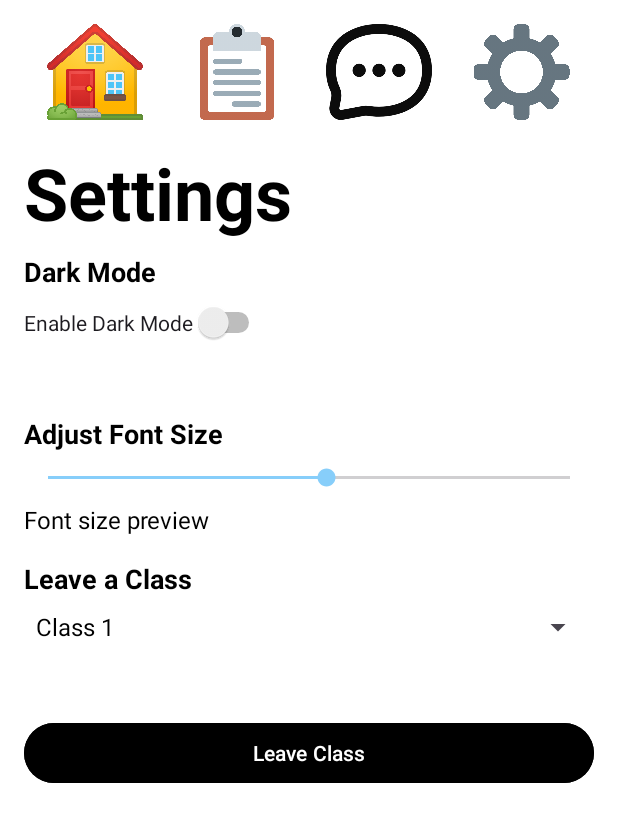
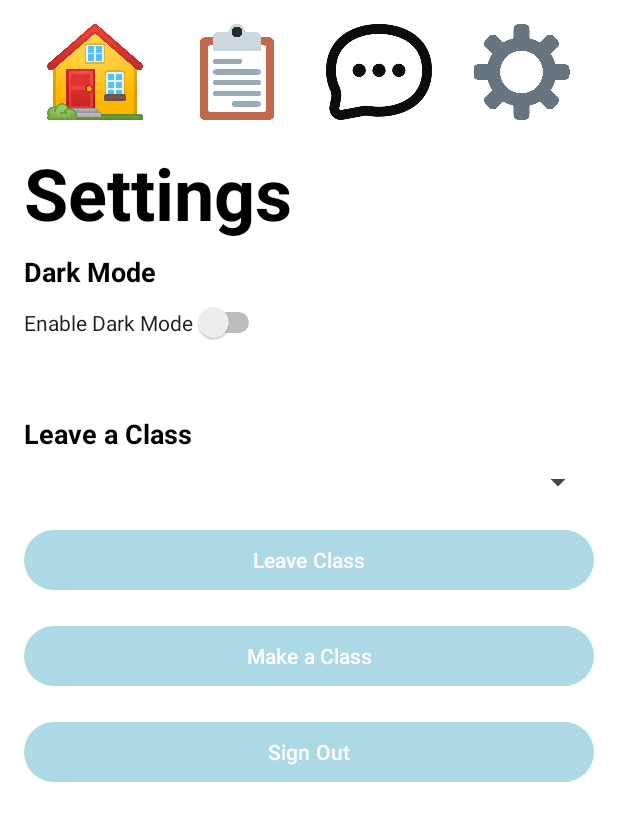
Before and after one commit to sdkier/LectureSphere, an Android app: the SettingsActivity screen opened directly, with no data from a screen before it, on a phone screen of 412 x 824 dp. Shown: the top 822 px of the screen. Run offline under Robolectric (Android 15) with nearby library versions, the phone set to English and light mode, and no system bars.

Commit message:
Added Make Class functionality and now classes load into class list dynamically

```diff
--- a/app/src/main/AndroidManifest.xml
+++ b/app/src/main/AndroidManifest.xml
@@ -26,6 +26,7 @@
         <activity android:name=".LectureChatroomActivity" />
         <activity android:name=".SettingsActivity" />
         <activity android:name=".DiscussionListActivity" />
+        <activity android:name=".MakeClassActivity" />
     </application>
 
 </manifest>
--- a/app/src/main/java/com/example/lecturesphere/SettingsActivity.kt
+++ b/app/src/main/java/com/example/lecturesphere/SettingsActivity.kt
@@ -1,51 +1,43 @@
 package com.example.lecturesphere
 
 import android.content.Intent
+import android.content.SharedPreferences
 import android.os.Bundle
-import android.widget.ArrayAdapter
-import android.widget.Button
-import android.widget.ImageButton
-import android.widget.SeekBar
-import android.widget.Spinner
-import android.widget.Switch
-import android.widget.TextView
+import android.widget.*
 import androidx.appcompat.app.AppCompatActivity
 import androidx.appcompat.app.AppCompatDelegate
 
 class SettingsActivity : AppCompatActivity() {
 
+    private lateinit var sharedPreferences: SharedPreferences
+    private lateinit var spinnerClasses: Spinner
+    private lateinit var adapter: ArrayAdapter<String>
+
     override fun onCreate(savedInstanceState: Bundle?) {
         super.onCreate(savedInstanceState)
         setContentView(R.layout.activity_settings)
 
-        // Top Navigation Bar Buttons
+        sharedPreferences = getSharedPreferences("classes_prefs", MODE_PRIVATE)
 
-        // Home Switcher
         val btnHome = findViewById<ImageButton>(R.id.btn_home)
         btnHome.setOnClickListener {
-            // Navigate back to MainActivity (Home screen)
             val intent = Intent(this, HomePageActivity::class.java)
             startActivity(intent)
-            finish() // Optional: Close this activity to avoid stacking
+            finish()
         }
 
-        // Class Switcher
         val classButton: ImageButton = findViewById(R.id.btn_classes)
         classButton.setOnClickListener {
             val intent = Intent(this, ClassesActivity::class.java)
             startActivity(intent)
         }
 
-        // Chat Switcher
         val btnChat = findViewById<ImageButton>(R.id.btn_chat)
-        // Set up the listener for Chat button
         btnChat.setOnClickListener {
-            // Navigate to the Lecture Chatroom Activity
             val intent = Intent(this, LectureChatroomActivity::class.java)
             startActivity(intent)
         }
 
-        // Dark Mode Switch
         val switchDarkMode = findViewById<Switch>(R.id.switch_dark_mode)
         switchDarkMode.setOnCheckedChangeListener { _, isChecked ->
             if (isChecked) {
@@ -55,38 +47,54 @@ class SettingsActivity : AppCompatActivity() {
             }
         }
 
-        // Font Size Adjustment
-        val seekBarFontSize = findViewById<SeekBar>(R.id.seekbar_font_size)
-        val textFontSizePreview = findViewById<TextView>(R.id.text_font_size_preview)
-        seekBarFontSize.setOnSeekBarChangeListener(object : SeekBar.OnSeekBarChangeListener {
-            override fun onProgressChanged(seekBar: SeekBar?, progress: Int, fromUser: Boolean) {
-                val fontSize = progress.toFloat()
-                textFontSizePreview.textSize = fontSize
-            }
+        spinnerClasses = findViewById(R.id.spinner_classes)
 
-            override fun onStartTrackingTouch(seekBar: SeekBar?) {}
-            override fun onStopTrackingTouch(seekBar: SeekBar?) {}
-        })
+        // Load classes from SharedPreferences into the spinner
+        loadClassesIntoSpinner()
 
-        // Populate Classes Spinner
-        val spinnerClasses = findViewById<Spinner>(R.id.spinner_classes)
-        val classes = listOf("Class 1", "Class 2", "Class 3", "Class 4", "Class 5", "Class 6", "Class 7", "Class 8")
-        val adapter = ArrayAdapter(this, android.R.layout.simple_spinner_item, classes)
-        adapter.setDropDownViewResource(android.R.layout.simple_spinner_dropdown_item)
-        spinnerClasses.adapter = adapter
-
-        // Leave Class Button
         val btnLeaveClass = findViewById<Button>(R.id.btn_leave_class)
         btnLeaveClass.setOnClickListener {
-            val selectedClass = spinnerClasses.selectedItem.toString()
-            // Perform logic to leave the selected class
-            // For now, show a simple toast
-            showToast("Left $selectedClass")
+            val selectedClass = spinnerClasses.selectedItem?.toString()
+            if (!selectedClass.isNullOrEmpty()) {
+                removeClass(selectedClass)
+                showToast("$selectedClass removed")
+            } else {
+                showToast("No class selected")
+            }
+        }
+
+        val btnMakeClass = findViewById<Button>(R.id.btn_make_class)
+        btnMakeClass.setOnClickListener {
+            val intent = Intent(this, MakeClassActivity::class.java)
+            startActivity(intent)
+        }
+
+        val btnSignOut = findViewById<Button>(R.id.btn_sign_out)
+        btnSignOut.setOnClickListener {
+            showToast("Signed out successfully")
+            val intent = Intent(this, MainActivity::class.java)
+            intent.flags = Intent.FLAG_ACTIVITY_NEW_TASK or Intent.FLAG_ACTIVITY_CLEAR_TASK
+            startActivity(intent)
         }
     }
 
-    // Helper function to show toast messages
+    private fun loadClassesIntoSpinner() {
+        val classes = sharedPreferences.getStringSet("classes", setOf())?.toMutableList() ?: mutableListOf()
+        adapter = ArrayAdapter(this, android.R.layout.simple_spinner_item, classes)
+        adapter.setDropDownViewResource(android.R.layout.simple_spinner_dropdown_item)
+        spinnerClasses.adapter = adapter
+    }
+
+    private fun removeClass(className: String) {
+        val classes = sharedPreferences.getStringSet("classes", mutableSetOf())?.toMutableSet()
+        if (classes?.remove(className) == true) {
+            sharedPreferences.edit().putStringSet("classes", classes).apply()
+            adapter.remove(className)
+            adapter.notifyDataSetChanged()
+        }
+    }
+
     private fun showToast(message: String) {
-        android.widget.Toast.makeText(this, message, android.widget.Toast.LENGTH_SHORT).show()
+        Toast.makeText(this, message, Toast.LENGTH_SHORT).show()
     }
 }
--- a/app/src/main/res/layout/activity_settings.xml
+++ b/app/src/main/res/layout/activity_settings.xml
@@ -1,5 +1,4 @@
 <?xml version="1.0" encoding="utf-8"?>
-
 <ScrollView
     xmlns:android="http://schemas.android.com/apk/res/android"
     android:layout_width="match_parent"
@@ -10,6 +9,7 @@
         android:layout_width="match_parent"
         android:layout_height="wrap_content"
         android:orientation="vertical">
+
         <!-- Top Navigation Bar -->
         <LinearLayout
             android:layout_width="match_parent"
@@ -63,8 +63,6 @@
                 android:contentDescription="Settings" />
         </LinearLayout>
 
-
-
         <TextView
             android:layout_width="match_parent"
             android:layout_height="wrap_content"
@@ -89,31 +87,6 @@
             android:text="Enable Dark Mode"
             android:layout_marginBottom="48dp" />
 
-        <!-- Font Size Adjustment -->
-        <TextView
-            android:layout_width="match_parent"
-            android:layout_height="wrap_content"
-            android:text="Adjust Font Size"
-            android:textSize="18sp"
-            android:textStyle="bold"
-            android:layout_marginBottom="8dp" />
-
-        <SeekBar
-            android:id="@+id/seekbar_font_size"
-            android:layout_width="match_parent"
-            android:layout_height="wrap_content"
-            android:max="30"
-            android:progress="16" />
-
-        <TextView
-            android:id="@+id/text_font_size_preview"
-            android:layout_width="match_parent"
-            android:layout_height="wrap_content"
-            android:text="Font size preview"
-            android:textSize="16sp"
-            android:layout_marginTop="8dp"
-            android:layout_marginBottom="16dp" />
-
         <!-- Leave Class -->
         <TextView
             android:layout_width="match_parent"
@@ -127,15 +100,30 @@
             android:id="@+id/spinner_classes"
             android:layout_width="match_parent"
             android:layout_height="wrap_content"
-            android:layout_marginBottom="48dp" />
+            android:layout_marginBottom="16dp" />
 
         <Button
             android:id="@+id/btn_leave_class"
             android:layout_width="match_parent"
             android:layout_height="wrap_content"
             android:text="Leave Class"
-            android:backgroundTint="@color/black"
+            android:textColor="@android:color/white"
+            android:layout_marginBottom="16dp" />
+
+        <!-- Make Class -->
+        <Button
+            android:id="@+id/btn_make_class"
+            android:layout_width="match_parent"
+            android:layout_height="wrap_content"
+            android:text="Make a Class"
+            android:textColor="@android:color/white"
+            android:layout_marginBottom="16dp" />
+        <!-- Sign Out -->
+        <Button
+            android:id="@+id/btn_sign_out"
+            android:layout_width="match_parent"
+            android:layout_height="wrap_content"
+            android:text="Sign Out"
             android:textColor="@android:color/white" />
-
     </LinearLayout>
 </ScrollView>
```
Also changed, not shown: app/src/main/java/com/example/lecturesphere/ClassesActivity.kt (+42 -23 lines), app/src/main/java/com/example/lecturesphere/MakeClassActivity.kt (added, +37 -0 lines), app/src/main/res/layout/activity_home_page.xml (+15 -43 lines), app/src/main/res/layout/activity_makeclass.xml (added, +167 -0 lines), app/src/main/res/layout/classes_activity.xml (+1 -64 lines), app/src/main/res/values/strings.xml (+10 -0 lines), app/src/main/res/drawable/ic_add.png (added), app/src/main/res/drawable/ic_minus.png (added).
